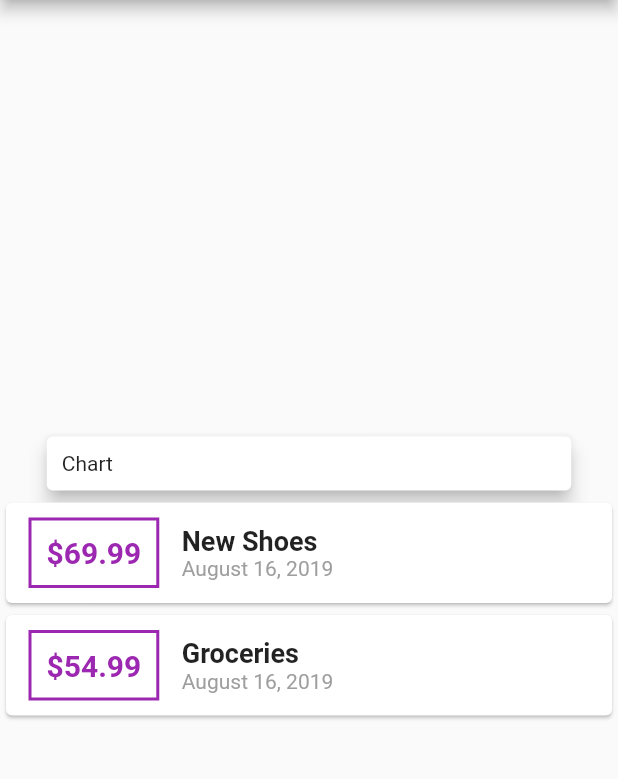
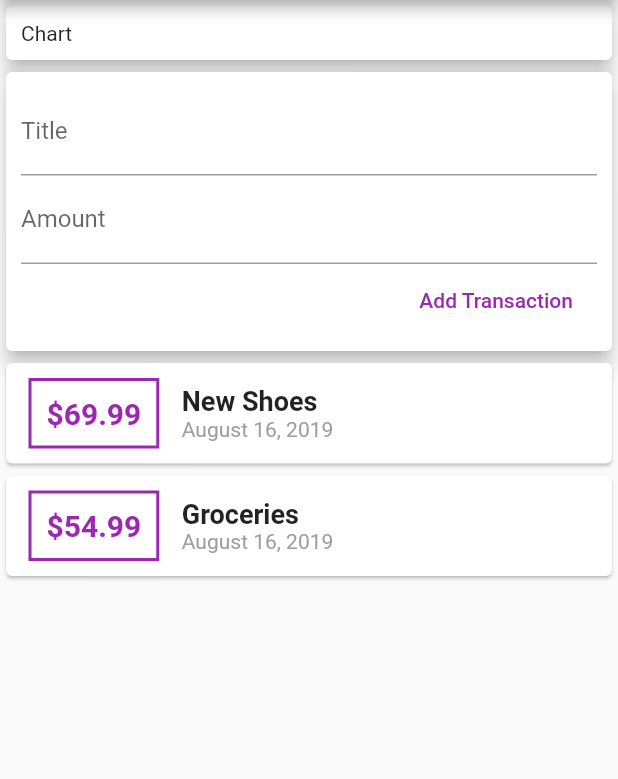
Before and after one commit to jnav24/flutter_expense, a Flutter app: the screen it shows after launch, on a phone screen of 412 x 824 dp, the part 84-863 px from its top. Run offline on Flutter 3.47's test engine with Material 2 defaults, Android fonts, the phone set to English and light mode, and no system bars.

Commit message:
add form elements to add transaction

```diff
--- a/lib/home.dart
+++ b/lib/home.dart
@@ -21,6 +21,34 @@ class Home extends StatelessWidget {
 							child: Text('Chart'),
 							margin: EdgeInsets.all(10),
 							width: MediaQuery.of(context).size.width / 1.25,
+						),
+						elevation: 5,
+					),
+					Card(
+						child: Container(
+							child: Column(
+								children: <Widget>[
+									TextField(
+										decoration: InputDecoration(
+											labelText: 'Title',
+											hintText: 'Enter the title of the transaction',
+										),
+									),
+									TextField(
+										decoration: InputDecoration(
+											labelText: 'Amount',
+											hintText: 'Enter the amount for the transaction'
+										),
+									),
+									FlatButton(
+										child: Text('Add Transaction'),
+										textColor: Colors.purple,
+										onPressed: () {},
+									),
+								],
+								crossAxisAlignment: CrossAxisAlignment.end,
+							),
+							padding: EdgeInsets.all(10),
 						),
 						elevation: 5,
 					),
@@ -73,8 +101,8 @@ class Home extends StatelessWidget {
 						],
 					)
 				],
-				crossAxisAlignment: CrossAxisAlignment.center,
-				mainAxisAlignment: MainAxisAlignment.center,
+				crossAxisAlignment: CrossAxisAlignment.stretch,
+				mainAxisAlignment: MainAxisAlignment.start,
 			),
 		);
 	}
```
